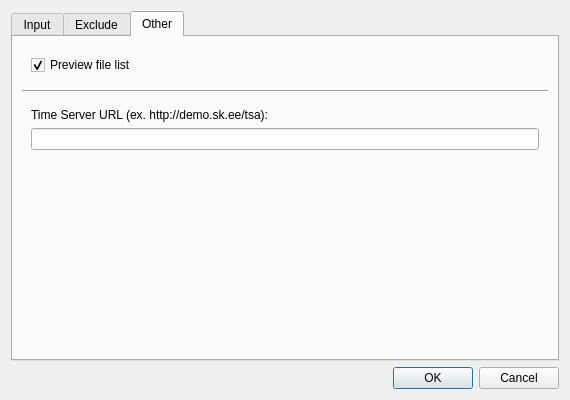
Above: poc/SettingsDialog.ui from open-eid/TeRa before the change. Below: the same form after it.
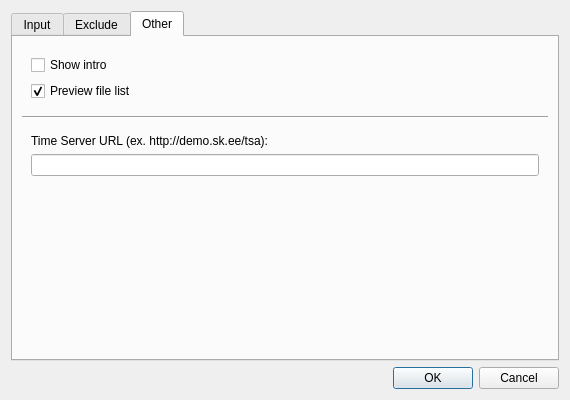
That is the form after the change.

What changed in the file:
```diff
--- a/poc/SettingsDialog.ui
+++ b/poc/SettingsDialog.ui
@@ -255,7 +255,14 @@
        </item>
        <item row="0" column="0">
         <widget class="QWidget" name="widget_5" native="true">
-         <layout class="QHBoxLayout" name="horizontalLayout_3">
+         <layout class="QVBoxLayout" name="verticalLayout">
+          <item>
+           <widget class="QCheckBox" name="cbShowIntro">
+            <property name="text">
+             <string>Show intro</string>
+            </property>
+           </widget>
+          </item>
           <item>
            <widget class="QCheckBox" name="cbPreviewFiles">
             <property name="text">
```
